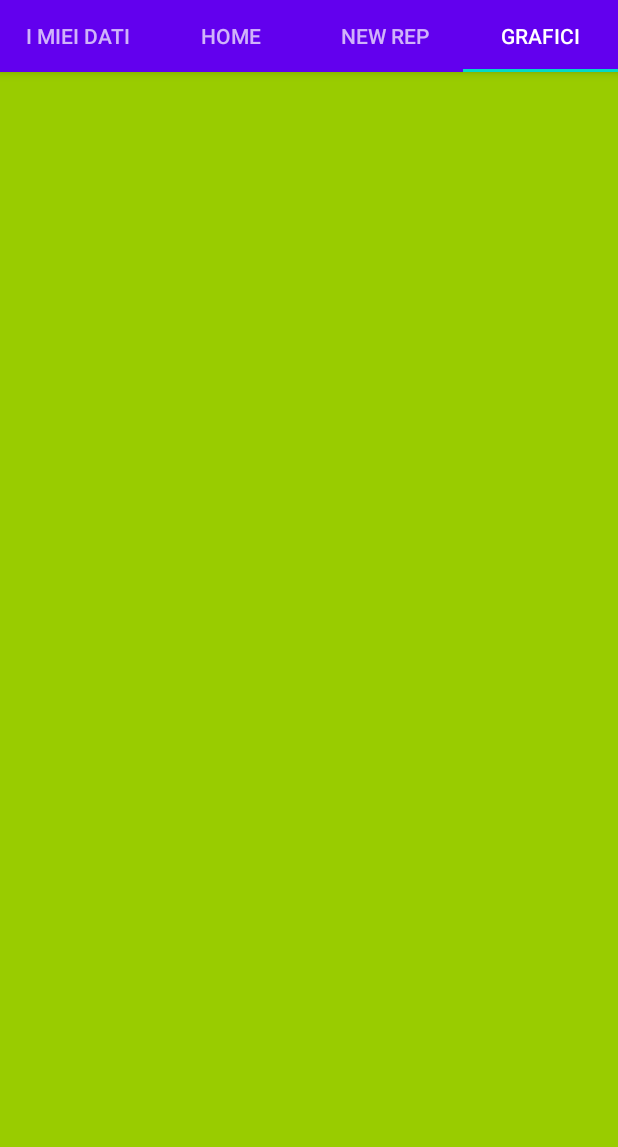
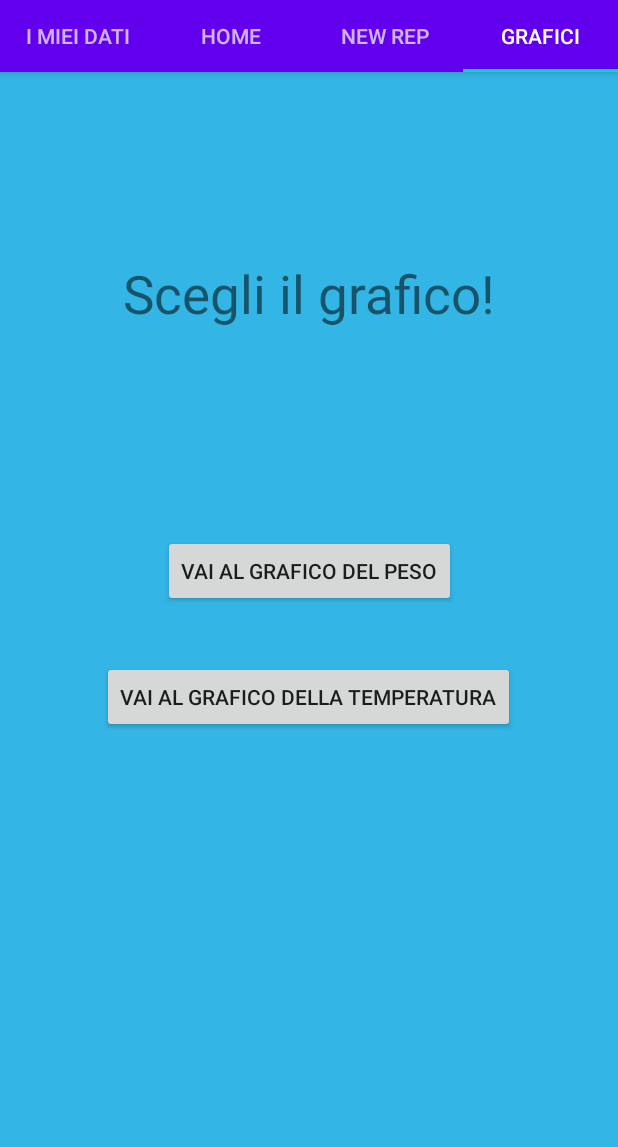
Before and after one commit to simonettimartino/LAM, an Android app: the screen it shows after launch (MainActivity), tab 4 chosen, on a phone screen of 412 x 824 dp, the part 89-1236 px from its top. Run offline under Robolectric (Android 15) with nearby library versions, the phone set to English and light mode, and no system bars; our stand-ins replace Room's generated code; libraries missing offline, so code that uses them is left out: com.google.android.material, it.xabaras.android.

Commit message:
nuovo frag

```diff
--- a/MyHM/app/src/main/java/com/example/myhm/DialogModficaRep.java
+++ b/MyHM/app/src/main/java/com/example/myhm/DialogModficaRep.java
@@ -54,10 +54,11 @@ public class DialogModficaRep extends AppCompatDialogFragment {
 
                             reportNew.setPeso(new Tupla(Double.parseDouble(editTextP.getText().toString()), reportNew.getPeso().getPriorità()));
                             reportNew.setTemperatura(new Tupla(Double.parseDouble(editTextT.getText().toString()), reportNew.getTemperatura().getPriorità()));
-                            reportNew.setGlicemia(new Tupla(Double.parseDouble(editTextT.getText().toString()),reportNew.getGlicemia().getPriorità()));
+                            reportNew.setGlicemia(new Tupla(Double.parseDouble(editTextG.getText().toString()),reportNew.getGlicemia().getPriorità()));
                             System.out.println("Peso 2 " + reportNew.getPeso().getValore());
 
                             new AsyncTaskModificaReport().execute(reportNew);
+
 
                         }else {
                             Toast.makeText(getActivity(), "Inserici tutti i dati!", Toast.LENGTH_SHORT).show();
--- a/MyHM/app/src/main/java/com/example/myhm/Home.java
+++ b/MyHM/app/src/main/java/com/example/myhm/Home.java
@@ -36,7 +36,11 @@ public class Home extends Fragment {
     private RecyclerView.LayoutManager mLayoutManager;
     private String date;
     private RecycleAdapter.OnNoteListener interfaceClick;
-    private static Reports reportModifica;
+    private static Home h;
+
+
+
+
 
     public View onCreateView(LayoutInflater inflater, @Nullable ViewGroup container, @Nullable Bundle savedInstanceState) {
         View view = inflater.inflate(R.layout.fragment_calendario, container, false);
@@ -60,6 +64,11 @@ public class Home extends Fragment {
 
         return view;
     }
+
+    public void doRiceviRep(){
+        new AsyncTaskRiceviReports().execute();
+    }
+
 
 
 
@@ -147,8 +156,7 @@ public class Home extends Fragment {
                 case ItemTouchHelper.RIGHT:
 
                     openDialog(exampleList.get(position));
-
-
+                    new AsyncTaskRiceviReports().execute();
 
                     break;
 
@@ -212,6 +220,7 @@ public class Home extends Fragment {
             super.onPostExecute(aVoid);
             Toast.makeText(getActivity(), "Report aggiornato",
                     Toast.LENGTH_LONG).show();
+
         }
     }
 
--- a/MyHM/app/src/main/res/layout/fragment_grafici.xml
+++ b/MyHM/app/src/main/res/layout/fragment_grafici.xml
@@ -1,7 +1,47 @@
 <?xml version="1.0" encoding="utf-8"?>
 
 <androidx.constraintlayout.widget.ConstraintLayout xmlns:android="http://schemas.android.com/apk/res/android"
+    xmlns:app="http://schemas.android.com/apk/res-auto"
     android:layout_width="match_parent"
     android:layout_height="match_parent"
-    android:background="@android:color/holo_green_light"
-    android:orientation="vertical"></androidx.constraintlayout.widget.ConstraintLayout>
+    xmlns:tools="http://schemas.android.com/tools"
+    android:background="@android:color/holo_blue_light"
+    android:layout_gravity="center"
+    android:orientation="vertical"
+    tools:context=".Grafici">
+
+
+    <Button
+        android:id="@+id/buttonGraficoPeso"
+        android:layout_width="wrap_content"
+        android:layout_height="wrap_content"
+        android:text="Vai al grafico del peso"
+        app:layout_constraintBottom_toBottomOf="parent"
+        app:layout_constraintEnd_toEndOf="parent"
+        app:layout_constraintStart_toStartOf="parent"
+        app:layout_constraintTop_toBottomOf="@+id/textView9"
+        app:layout_constraintVertical_bias="0.276" />
+
+    <Button
+        android:id="@+id/buttonGraficoTemperatura"
+        android:layout_width="wrap_content"
+        android:layout_height="wrap_content"
+        android:layout_marginTop="36dp"
+        android:text="Vai al grafico della temperatura"
+        app:layout_constraintEnd_toEndOf="parent"
+        app:layout_constraintHorizontal_bias="0.498"
+        app:layout_constraintStart_toStartOf="parent"
+        app:layout_constraintTop_toBottomOf="@+id/buttonGraficoPeso" />
+
+    <TextView
+        android:id="@+id/textView9"
+        android:layout_width="wrap_content"
+        android:layout_height="wrap_content"
+        android:layout_marginTop="124dp"
+        android:text="Scegli il grafico!"
+        android:textSize="35dp"
+        app:layout_constraintEnd_toEndOf="parent"
+        app:layout_constraintStart_toStartOf="parent"
+        app:layout_constraintTop_toTopOf="parent"
+        tools:ignore="ObsoleteLayoutParam" />
+</androidx.constraintlayout.widget.ConstraintLayout>
```
Also changed, not shown: MyHM/app/src/main/res/layout/fragment_calendario.xml (+19 -24 lines).
